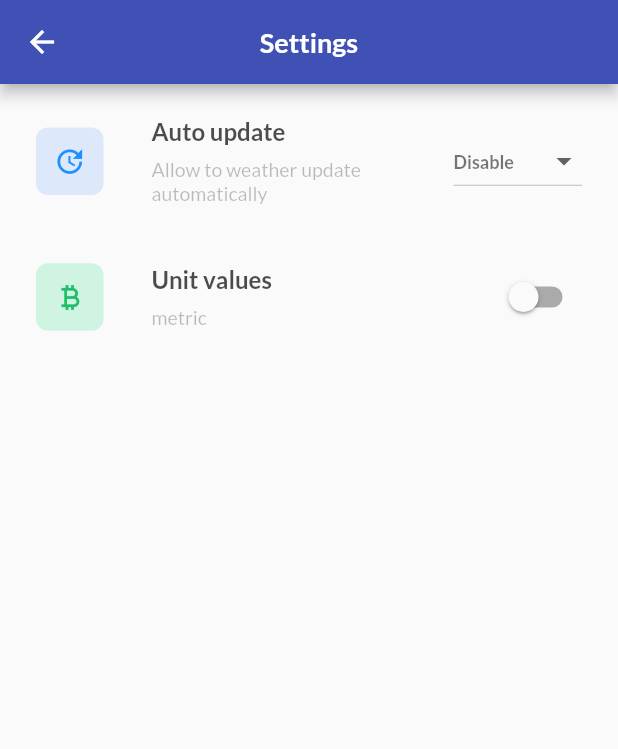
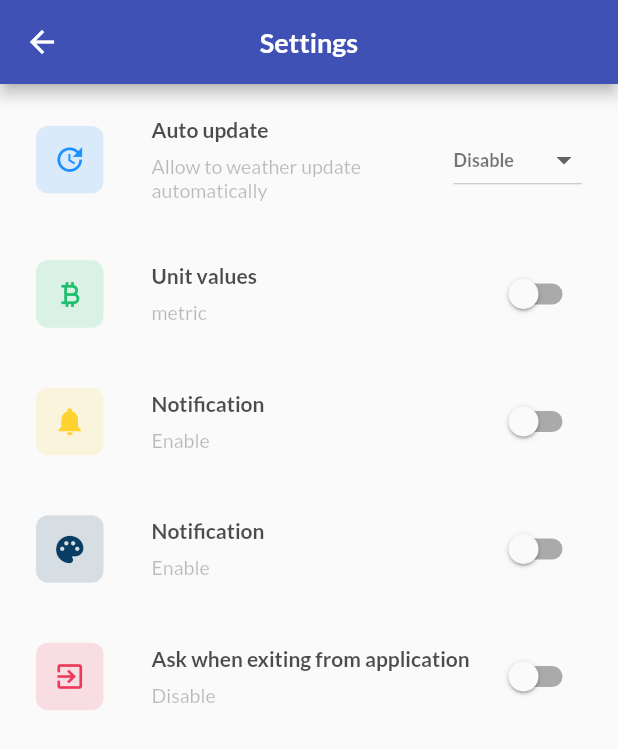
Before and after one commit to avrpic8/Flutter-WeatherApp, a Flutter app: the SettingsView screen opened by its route, on a phone screen of 412 x 824 dp. Shown: the top 749 px of the screen. Run offline on Flutter 3.47's test engine with Material 2 defaults, Android fonts, the light colour scheme and no system bars; our stand-ins replace connectivity, dio, flutter_svg, geolocator, get, google_fonts and 1 more; accounts and stored records are empty.

Commit message:
add rows to settings

```diff
--- a/lib/app/core/theme.dart
+++ b/lib/app/core/theme.dart
@@ -8,6 +8,12 @@ final primaryColor = HexColor.fromHex('#3F51B5');
 final secondryColor = HexColor.fromHex('#7C4DFF');
 final onSecondryColor = Colors.white;
 final backgroundColor = HexColor.fromHex('#C5CAE9');
+
+final backgroundIconColor1 = HexColor.fromHex('#1e90ff');
+final backgroundIconColor2 = HexColor.fromHex('#20bf6b');
+final backgroundIconColor3 = HexColor.fromHex('#fed330');
+final backgroundIconColor4 = HexColor.fromHex('#0a3d62');
+final backgroundIconColor5 = HexColor.fromHex('#eb3b5a');
 
 ///  Text widget themes  ///
 final emptyTextTheme = GoogleFonts.lato(
--- a/lib/app/modules/settings/widgets/list_of_settings.dart
+++ b/lib/app/modules/settings/widgets/list_of_settings.dart
@@ -1,7 +1,6 @@
 import 'package:flutter/material.dart';
 import 'package:flutter_weather/app/core/constants.dart';
 import 'package:flutter_weather/app/core/theme.dart';
-import 'package:flutter_weather/app/core/util.dart';
 import 'package:flutter_weather/app/modules/settings/controllers/settings_controller.dart';
 import 'package:flutter_weather/app/modules/settings/widgets/single_row_setting.dart';
 import 'package:get/get.dart';
@@ -21,9 +20,9 @@ class ListOfSettings extends StatelessWidget {
       padding: EdgeInsets.fromLTRB(8, 16, 8, 0),
       children: [
         SingleRowSetting(
-          backgroundIconColor: HexColor.fromHex('#70a1ff'),
+          backgroundIconColor: backgroundIconColor1,
           icon: Icons.update,
-          iconColor: HexColor.fromHex('#1e90ff'),
+          iconColor: backgroundIconColor1,
           titleSetting: 'Auto update',
           subtitle: Text(
             'Allow to weather update automatically',
@@ -60,9 +59,9 @@ class ListOfSettings extends StatelessWidget {
           height: 15,
         ),
         SingleRowSetting(
-          backgroundIconColor: HexColor.fromHex('#26de81'),
+          backgroundIconColor: backgroundIconColor2,
           icon: Icons.currency_bitcoin_outlined,
-          iconColor: HexColor.fromHex('#20bf6b'),
+          iconColor: backgroundIconColor2,
           titleSetting: 'Unit values',
           subtitle: Obx(
             () => Text(
@@ -82,7 +81,84 @@ class ListOfSettings extends StatelessWidget {
             ),
           ),
           showDivider: false,
-        )
+        ),
+        SizedBox(
+          height: 15,
+        ),
+        SingleRowSetting(
+          backgroundIconColor: backgroundIconColor3,
+          icon: Icons.notifications,
+          iconColor: backgroundIconColor3,
+          titleSetting: 'Notification',
+          subtitle: Text(
+            controller.unitFlag ? 'Disable' : 'Enable',
+            style: normalTextTheme.copyWith(
+              fontSize: 13,
+              color: Colors.black26,
+            ),
+          ),
+          switchWidget: Obx(
+            () => Switch(
+              value: controller.unitFlag,
+              onChanged: (newValue) {
+                controller.setUnitFlag(newValue);
+              },
+            ),
+          ),
+          showDivider: false,
+        ),
+        SizedBox(
+          height: 15,
+        ),
+        SingleRowSetting(
+          backgroundIconColor: backgroundIconColor4,
+          icon: Icons.palette,
+          iconColor: backgroundIconColor4,
+          titleSetting: 'Notification',
+          subtitle: Text(
+            controller.unitFlag ? 'Disable' : 'Enable',
+            style: normalTextTheme.copyWith(
+              fontSize: 13,
+              color: Colors.black26,
+            ),
+          ),
+          switchWidget: Obx(
+            () => Switch(
+              value: controller.unitFlag,
+              onChanged: (newValue) {
+                controller.setUnitFlag(newValue);
+              },
+            ),
+          ),
+          showDivider: false,
+        ),
+        SizedBox(
+          height: 15,
+        ),
+        SingleRowSetting(
+          backgroundIconColor: backgroundIconColor5,
+          icon: Icons.exit_to_app,
+          iconColor: backgroundIconColor5,
+          titleSetting: 'Ask when exiting from application',
+          subtitle: Obx(
+            () => Text(
+              controller.unitFlag ? 'Enable' : 'Disable',
+              style: normalTextTheme.copyWith(
+                fontSize: 13,
+                color: Colors.black26,
+              ),
+            ),
+          ),
+          switchWidget: Obx(
+            () => Switch(
+              value: controller.unitFlag,
+              onChanged: (newValue) {
+                controller.setUnitFlag(newValue);
+              },
+            ),
+          ),
+          showDivider: false,
+        ),
       ],
     );
   }
--- a/lib/app/modules/settings/widgets/single_row_setting.dart
+++ b/lib/app/modules/settings/widgets/single_row_setting.dart
@@ -36,7 +36,7 @@ class SingleRowSetting extends StatelessWidget {
                   width: 45,
                   height: 45,
                   decoration: BoxDecoration(
-                    color: backgroundIconColor.withOpacity(0.2),
+                    color: backgroundIconColor.withOpacity(0.15),
                     borderRadius: BorderRadius.circular(8),
                   ),
                   child: Icon(
@@ -56,7 +56,6 @@ class SingleRowSetting extends StatelessWidget {
                         titleSetting,
                         style: normalTextTheme.copyWith(
                           fontWeight: FontWeight.bold,
-                          fontSize: 16,
                           color: Colors.black.withOpacity(0.7),
                         ),
                       ),
```
